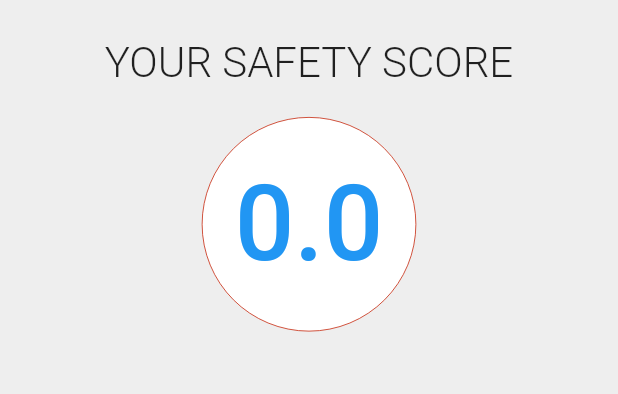
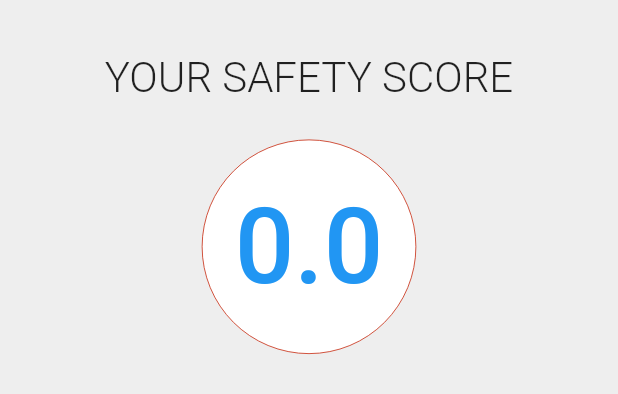
Before and after one commit to MananSoni42/CodeFunDo, a Flutter app: the ScoreWidget widget shown alone on an empty page, opened directly, on a phone screen of 412 x 824 dp. Shown: the top 394 px of the screen. Run offline on Flutter 3.47's test engine with Material 2 defaults, Android fonts, the light colour scheme and no system bars; our stand-ins replace firebase_auth, firebase_messaging, google_sign_in; missing offline and left inert: map_view; accounts and stored records are empty.

Commit message:
Score: Fix margins for main score

```diff
--- a/catastrofree_app/lib/scoreWidget.dart
+++ b/catastrofree_app/lib/scoreWidget.dart
@@ -51,7 +51,7 @@ class _ScoreWidgetState extends State<ScoreWidget>
       elevation: 0.0,
       margin: EdgeInsets.all(5.0),
       child: Container(
-        padding: EdgeInsets.fromLTRB(0.0, 20.0, 0.0, 5.0),
+        padding: EdgeInsets.fromLTRB(0.0, 30.0, 0.0, 5.0),
         child: Column(
           children: <Widget>[
             Center(
@@ -62,7 +62,7 @@ class _ScoreWidgetState extends State<ScoreWidget>
               ),
             ),
             Container(
-              margin: EdgeInsets.fromLTRB(0.0, 20.0, 0.0, 0.0),
+              margin: EdgeInsets.fromLTRB(0.0, 25.0, 0.0, 0.0),
               padding: EdgeInsets.all(30.0),
               decoration: BoxDecoration(
                 color: circleColor,
```
